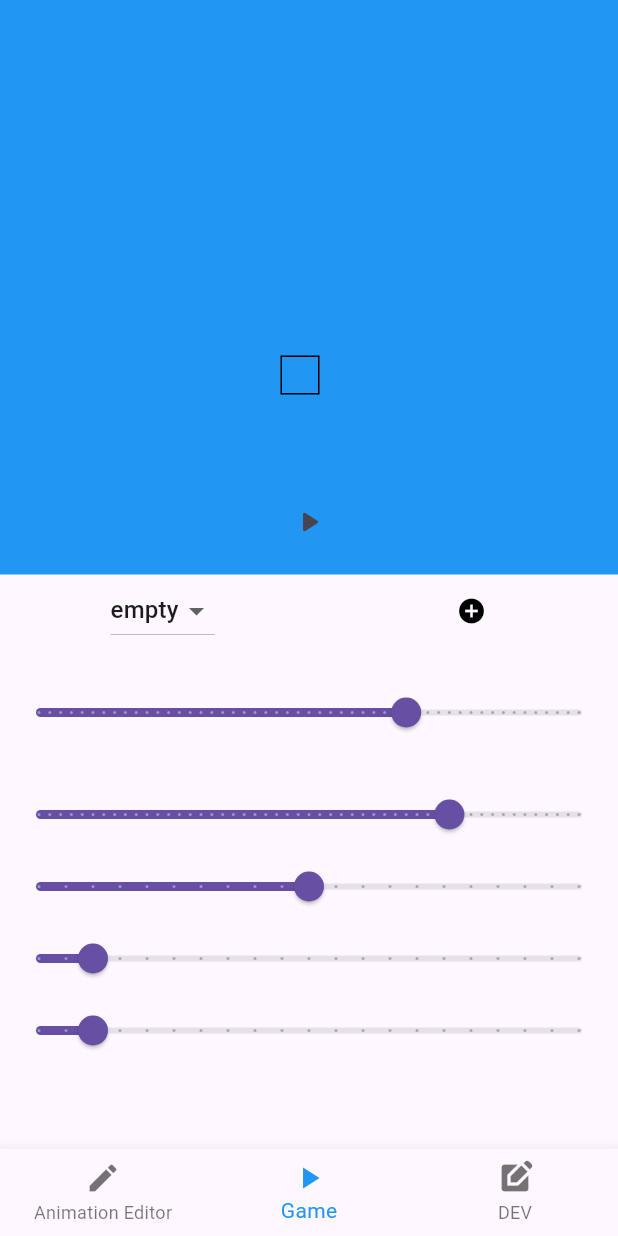
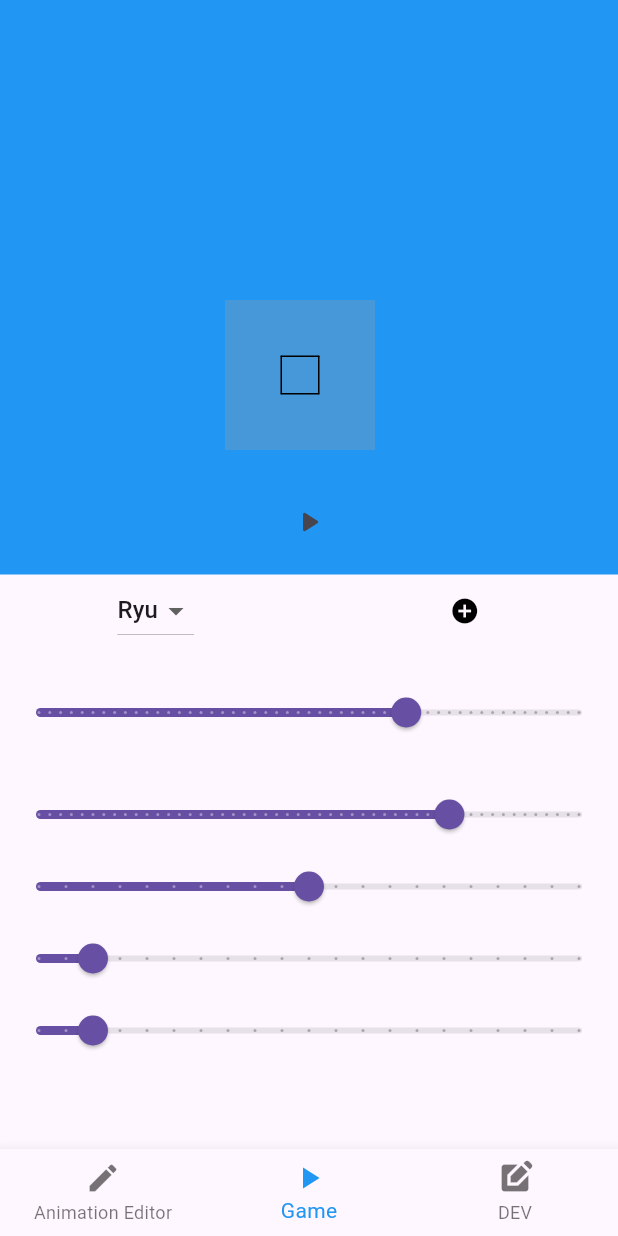
Before and after one commit to Abdallah-Ehab/project_Alpha, a Flutter app: the screen it shows after launch, item 2 of the bottom bar chosen, on a phone screen of 412 x 824 dp. Run offline on Flutter 3.47's test engine with Material 3 defaults, Android fonts, the phone set to English and light mode, and no system bars; our stand-ins replace google_fonts.

Commit message:
solved erasing bug and edited the gameObject widget

```diff
--- a/lib/providers/gameObjectProviders/game_object_manager_provider.dart
+++ b/lib/providers/gameObjectProviders/game_object_manager_provider.dart
@@ -1,3 +1,5 @@
+import 'dart:developer';
+
 import 'package:flutter/material.dart';
 import 'package:scratch_clone/models/animationModels/animation_track.dart';
 import 'package:scratch_clone/models/animationModels/key_frame_model.dart';
@@ -25,8 +27,8 @@ class GameObjectManagerProvider extends ChangeNotifier {
 
   GameObjectManagerProvider({required this.vsync}) {
     // Initialize the default GameObject inside the constructor
-    gameObjects["empty"] = GameObject(
-      name: "empty",
+    gameObjects["Ryu"] = GameObject(
+      name: "Ryu",
       width: 1.0,
       height: 1.0,
       animationTracks: {
@@ -69,7 +71,7 @@ class GameObjectManagerProvider extends ChangeNotifier {
       ), // Pass vsync here
     );
 
-    _currentGameObject = gameObjects["empty"]!;
+    _currentGameObject = gameObjects["Ryu"]!;
     _selectedAnimationTrack = _currentGameObject.animationTracks["idle"]!;
   }
 
@@ -330,10 +332,13 @@ class GameObjectManagerProvider extends ChangeNotifier {
     notifyListeners();
   }
 
-  void removePoints(Offset point, int sketchIndex, double strokeWidth) {
+  void removePoints(Offset point, int sketchIndex, double strokeWidth,int activeFrameIndex) {
+    log(_currentGameObject.name);
+    log("active key frame is ${_currentGameObject.activeFrameIndex}");
+    log("$sketchIndex");
     _currentGameObject
         .animationTracks[_selectedAnimationTrack.name]!
-        .keyFrames[_currentGameObject.activeFrameIndex]
+        .keyFrames[activeFrameIndex]
         .sketches
         .data[sketchIndex]
         .points
--- a/lib/screens/game_screen.dart
+++ b/lib/screens/game_screen.dart
@@ -27,6 +27,7 @@ class _GameScreenState extends State<GameScreen> {
               height: 500,
               width: 500,
               child: Stack(
+
                 children: [
                   Align(
                     alignment: Alignment.bottomCenter,
@@ -38,13 +39,7 @@ class _GameScreenState extends State<GameScreen> {
                     ),
                   ),
                   ...gameManagerProvider.gameObjects.values.map((gameObject) {
-                     return Transform(
-      alignment: Alignment.center,
-      transform: Matrix4.identity()
-        ..translate(gameObject.position.dx, gameObject.position.dy)
-        ..rotateZ(gameObject.rotation)
-        ..scale(gameObject.width,gameObject.height),
-      child: GameObjectWidget(gameObject: gameObject));//Positioned(
+                     return  GameObjectWidget(gameObject: gameObject);//Positioned(
                     //     top: gameObject.position.dy,
                     //     left: gameObject.position.dx,
                     //     child: GestureDetector(
--- a/lib/widgets/gameobjectWidgets/game_object_widget.dart
+++ b/lib/widgets/gameobjectWidgets/game_object_widget.dart
@@ -1,33 +1,40 @@
 // ignore_for_file: public_member_api_docs, sort_constructors_first
 import 'package:flutter/material.dart';
+import 'package:provider/provider.dart';
 import 'package:scratch_clone/core/functions.dart';
 import 'package:scratch_clone/models/animationModels/sketch_model.dart';
 import 'package:scratch_clone/models/gameObjectModels/game_object.dart';
+import 'package:scratch_clone/providers/gameObjectProviders/game_object_manager_provider.dart';
 
 // ignore: must_be_immutable
 class GameObjectWidget extends StatelessWidget {
+  GameObject gameObject;
 
-  GameObject gameObject;
-  GameObjectWidget({super.key,required this.gameObject});
+  GameObjectWidget({super.key, required this.gameObject});
 
   @override
   Widget build(BuildContext context) {
-    return SizedBox(
-        width: gameObject.width,
-        height: gameObject.height,
+    var gameObjectManagerProvider = Provider.of<GameObjectManagerProvider>(context);
+    return Transform(
+      alignment: Alignment.center,
+      transform: Matrix4.identity()
+        ..translate(gameObject.position.dx, gameObject.position.dy)
+        ..rotateZ(gameObject.rotation)
+        ..scale(gameObject.width, gameObject.height),
+      child: SizedBox(
+        width: gameObject.width * 100,
+        height: gameObject.height * 100,
         child: CustomPaint(
           painter: GameObjectRenderer(
             widthFactor: MediaQuery.of(context).size.width,
             heightFactor: MediaQuery.of(context).size.height * 0.6,
             gameObject: gameObject,
-            trackName: "idle",
+            trackName: gameObjectManagerProvider.selectedAnimationTrack.name,
+          ),
         ),
       ),
     );
   }
-
-
-
 }
 
 class GameObjectRenderer extends CustomPainter {
@@ -36,48 +43,62 @@ class GameObjectRenderer extends CustomPainter {
   double widthFactor;
   double heightFactor;
 
-  GameObjectRenderer({
-    required this.widthFactor,
+  GameObjectRenderer(
+      {required this.widthFactor,
       required this.heightFactor,
       required this.gameObject,
-    required this.trackName
-  });
-
+      required this.trackName});
 
   @override
   void paint(Canvas canvas, Size size) {
     var currentAnimationTrack = gameObject.animationTracks[trackName];
     if (currentAnimationTrack!.keyFrames.isEmpty ||
-      currentAnimationTrack.keyFrames[gameObject.activeFrameIndex].sketches.data.isEmpty) return;
+        currentAnimationTrack.keyFrames[gameObject.activeFrameIndex].sketches
+            .data.isEmpty) return;
 
-  Paint backgroundPaint = Paint()..color = Colors.grey.withOpacity(0.3); // Light grey for visibility
-    canvas.drawRect(Rect.fromLTWH(0, 0, size.width, size.height), backgroundPaint);
+    Paint backgroundPaint = Paint()
+      ..color = Colors.grey.withOpacity(0.3); // Light grey for visibility
+    canvas.drawRect(
+        Rect.fromLTWH(0, 0, size.width, size.height), backgroundPaint);
 
-
-
-  int previousFrameIndex = ((currentAnimationTrack.fullKeyFramesIndices.length - 1) * gameObject.animationController.value).floor();
-  int nextFrameIndex = ((currentAnimationTrack.fullKeyFramesIndices.length - 1) * gameObject.animationController.value).ceil();
+    int previousFrameIndex =
+        ((currentAnimationTrack.fullKeyFramesIndices.length - 1) *
+                gameObject.animationController.value)
+            .floor();
+    int nextFrameIndex =
+        ((currentAnimationTrack.fullKeyFramesIndices.length - 1) *
+                gameObject.animationController.value)
+            .ceil();
 
     // Ensure valid indices
-  previousFrameIndex = previousFrameIndex.clamp(0, currentAnimationTrack.fullKeyFramesIndices.length - 1);
-  nextFrameIndex = nextFrameIndex.clamp(0, currentAnimationTrack.fullKeyFramesIndices.length - 1);
+    previousFrameIndex = previousFrameIndex.clamp(
+        0, currentAnimationTrack.fullKeyFramesIndices.length - 1);
+    nextFrameIndex = nextFrameIndex.clamp(
+        0, currentAnimationTrack.fullKeyFramesIndices.length - 1);
 
-  int previousFullKeyFrameIndex = currentAnimationTrack.fullKeyFramesIndices[previousFrameIndex];
-  int nextFullKeyFrameIndex = currentAnimationTrack.fullKeyFramesIndices[nextFrameIndex];
+    int previousFullKeyFrameIndex =
+        currentAnimationTrack.fullKeyFramesIndices[previousFrameIndex];
+    int nextFullKeyFrameIndex =
+        currentAnimationTrack.fullKeyFramesIndices[nextFrameIndex];
 
     // Interpolated values
     Offset positionInterpolation = lerpOffset(
-      currentAnimationTrack.keyFrames[previousFullKeyFrameIndex].tweenData.position,
-      currentAnimationTrack.keyFrames[nextFullKeyFrameIndex].tweenData.position,
+        currentAnimationTrack
+            .keyFrames[previousFullKeyFrameIndex].tweenData.position,
+        currentAnimationTrack
+            .keyFrames[nextFullKeyFrameIndex].tweenData.position,
         gameObject.animationController.value);
 
     double rotationInterpolation = lerpDouble(
-      currentAnimationTrack.keyFrames[previousFullKeyFrameIndex].tweenData.rotation,
-      currentAnimationTrack.keyFrames[nextFullKeyFrameIndex].tweenData.rotation,
+        currentAnimationTrack
+            .keyFrames[previousFullKeyFrameIndex].tweenData.rotation,
+        currentAnimationTrack
+            .keyFrames[nextFullKeyFrameIndex].tweenData.rotation,
         gameObject.animationController.value);
 
     double scaleInterpolation = lerpDouble(
-      currentAnimationTrack.keyFrames[previousFullKeyFrameIndex].tweenData.scale,
+        currentAnimationTrack
+            .keyFrames[previousFullKeyFrameIndex].tweenData.scale,
         currentAnimationTrack.keyFrames[nextFullKeyFrameIndex].tweenData.scale,
         gameObject.animationController.value);
 
@@ -93,16 +114,21 @@ class GameObjectRenderer extends CustomPainter {
       canvas.scale(scaleInterpolation);
     } else {
       canvas.translate(
-        currentAnimationTrack.keyFrames[gameObject.activeFrameIndex].tweenData.position.dx,
-        currentAnimationTrack.keyFrames[gameObject.activeFrameIndex].tweenData.position.dy);
-    canvas.rotate(currentAnimationTrack.keyFrames[gameObject.activeFrameIndex].tweenData.rotation);
-    canvas.scale(currentAnimationTrack.keyFrames[gameObject.activeFrameIndex].tweenData.scale);
+          currentAnimationTrack
+              .keyFrames[gameObject.activeFrameIndex].tweenData.position.dx,
+          currentAnimationTrack
+              .keyFrames[gameObject.activeFrameIndex].tweenData.position.dy);
+      canvas.rotate(currentAnimationTrack
+          .keyFrames[gameObject.activeFrameIndex].tweenData.rotation);
+      canvas.scale(currentAnimationTrack
+          .keyFrames[gameObject.activeFrameIndex].tweenData.scale);
     }
 
     canvas.translate(-origin.dx, -origin.dy);
 
     // Draw sketches using a Path for smoother curves
-  for (SketchModel sketch in currentAnimationTrack.keyFrames[gameObject.activeFrameIndex].sketches.data) {
+    for (SketchModel sketch in currentAnimationTrack
+        .keyFrames[gameObject.activeFrameIndex].sketches.data) {
       Paint paint = Paint()
         ..color = sketch.color
         ..style = PaintingStyle.stroke
@@ -123,9 +149,10 @@ class GameObjectRenderer extends CustomPainter {
           // }
           var currentPointX = sketch.points[i].dx / 4;
           var currentPointY = sketch.points[i].dy / 4;
-        var nextPointX = sketch.points[i+1].dx / 4;
-        var nextPointY = sketch.points[i+1].dy / 4;
-        canvas.drawLine(Offset(currentPointX, currentPointY), Offset(nextPointX, nextPointY), paint);
+          var nextPointX = sketch.points[i + 1].dx / 4;
+          var nextPointY = sketch.points[i + 1].dy / 4;
+          canvas.drawLine(Offset(currentPointX, currentPointY),
+              Offset(nextPointX, nextPointY), paint);
         }
       }
       // canvas.drawPath(path, paint);
```
Also changed, not shown: lib/widgets/animationWidgets/animation_widget.dart (+17 -12 lines). Lines whose indentation alone changed are shown as unchanged.
